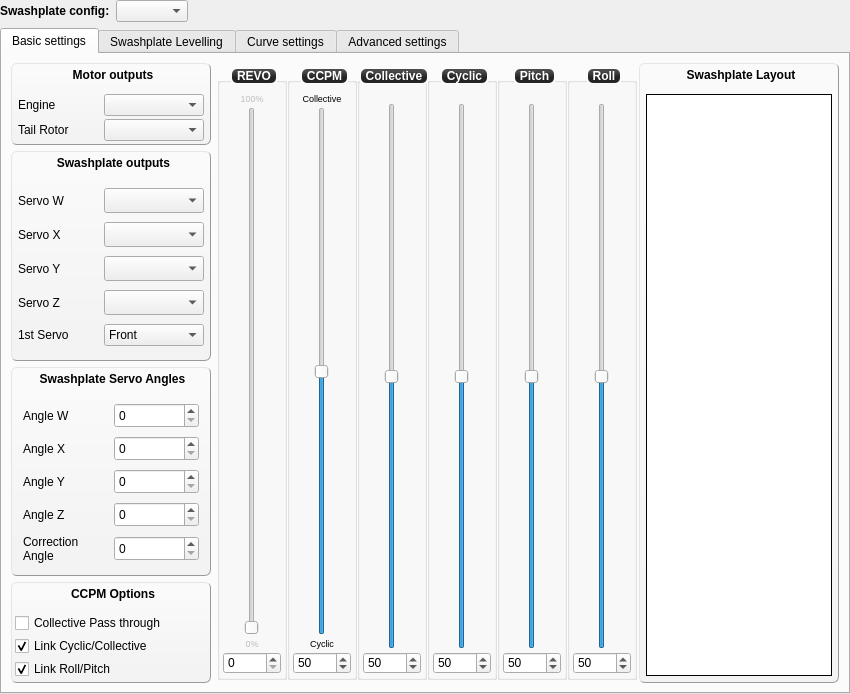
This is ground/openpilotgcs/src/plugins/config/airframe_ccpm.ui in openpilot/OpenPilot as Qt 5 draws it before an edit. The edited form follows.
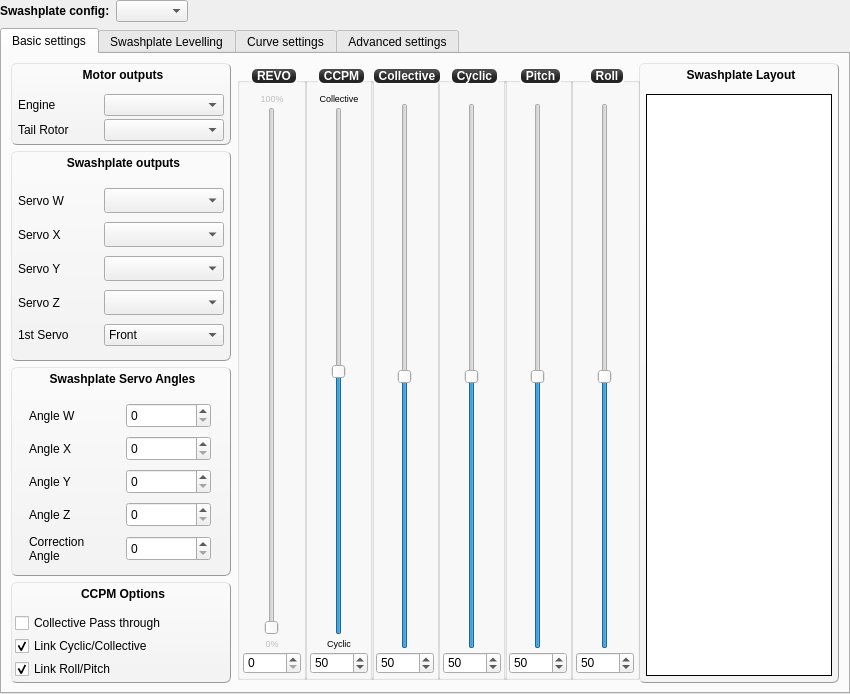
This is the edited form. Icons and pictures are not drawn. Custom widgets are drawn as their Qt base class.

Commit message: OP-1822 Check config (duplicates or undefined channels), allow save if ok. Fix for outputs not erased before sending new mixers.

What changed in the file:
```diff
--- a/ground/openpilotgcs/src/plugins/config/airframe_ccpm.ui
+++ b/ground/openpilotgcs/src/plugins/config/airframe_ccpm.ui
@@ -1050,7 +1050,7 @@
              </property>
              <property name="minimumSize">
               <size>
-               <width>200</width>
+               <width>220</width>
                <height>0</height>
               </size>
              </property>
@@ -1098,13 +1098,13 @@
                 </property>
                 <property name="minimumSize">
                  <size>
-                  <width>85</width>
+                  <width>100</width>
                   <height>0</height>
                  </size>
                 </property>
                 <property name="maximumSize">
                  <size>
-                  <width>100</width>
+                  <width>120</width>
                   <height>25</height>
                  </size>
                 </property>
@@ -1120,13 +1120,13 @@
                 </property>
                 <property name="minimumSize">
                  <size>
-                  <width>85</width>
+                  <width>100</width>
                   <height>0</height>
                  </size>
                 </property>
                 <property name="maximumSize">
                  <size>
-                  <width>100</width>
+                  <width>120</width>
                   <height>25</height>
                  </size>
                 </property>
@@ -1195,7 +1195,7 @@
              </property>
              <property name="minimumSize">
               <size>
-               <width>200</width>
+               <width>220</width>
                <height>0</height>
               </size>
              </property>
@@ -1265,13 +1265,13 @@
                 </property>
                 <property name="minimumSize">
                  <size>
-                  <width>85</width>
+                  <width>100</width>
                   <height>0</height>
                  </size>
                 </property>
                 <property name="maximumSize">
                  <size>
-                  <width>100</width>
+                  <width>120</width>
                   <height>25</height>
                  </size>
                 </property>
@@ -1287,13 +1287,13 @@
                 </property>
                 <property name="minimumSize">
                  <size>
-                  <width>85</width>
+                  <width>100</width>
                   <height>0</height>
                  </size>
                 </property>
                 <property name="maximumSize">
                  <size>
-                  <width>100</width>
+                  <width>120</width>
                   <height>25</height>
                  </size>
                 </property>
@@ -1312,13 +1312,13 @@
                 </property>
                 <property name="minimumSize">
                  <size>
-                  <width>85</width>
+                  <width>100</width>
                   <height>0</height>
                  </size>
                 </property>
                 <property name="maximumSize">
                  <size>
-                  <width>100</width>
+                  <width>120</width>
                   <height>25</height>
                  </size>
                 </property>
@@ -1359,13 +1359,13 @@
                 </property>
                 <property name="minimumSize">
                  <size>
-                  <width>85</width>
+                  <width>100</width>
                   <height>0</height>
                  </size>
                 </property>
                 <property name="maximumSize">
                  <size>
-                  <width>100</width>
+                  <width>120</width>
                   <height>16777215</height>
                  </size>
                 </property>
@@ -1426,13 +1426,13 @@
                 </property>
                 <property name="minimumSize">
                  <size>
-                  <width>85</width>
+                  <width>100</width>
                   <height>0</height>
                  </size>
                 </property>
                 <property name="maximumSize">
                  <size>
-                  <width>100</width>
+                  <width>120</width>
                   <height>25</height>
                  </size>
                 </property>
@@ -1504,7 +1504,7 @@
              </property>
              <property name="minimumSize">
               <size>
-               <width>200</width>
+               <width>220</width>
                <height>0</height>
               </size>
              </property>
@@ -1844,7 +1844,7 @@
              </property>
              <property name="minimumSize">
               <size>
-               <width>200</width>
+               <width>220</width>
                <height>0</height>
               </size>
              </property>
```
The commit also changes 1 other file.
